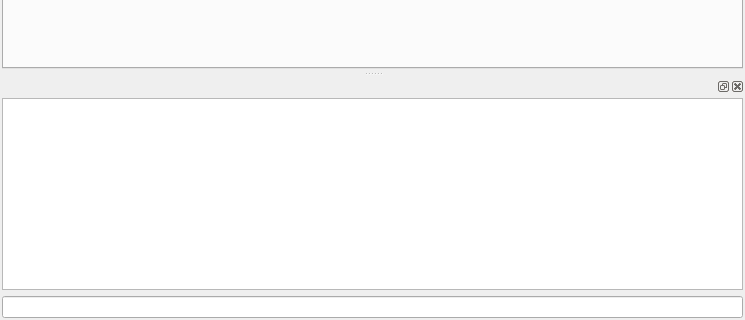
First picture: the form in qtdesigner/main.ui, repository seounghun-chung/PyTestToolPlatform, before the edit; both pictures show x 0 to 745 and y 332 to 652 of the 745 by 652 pixel window.
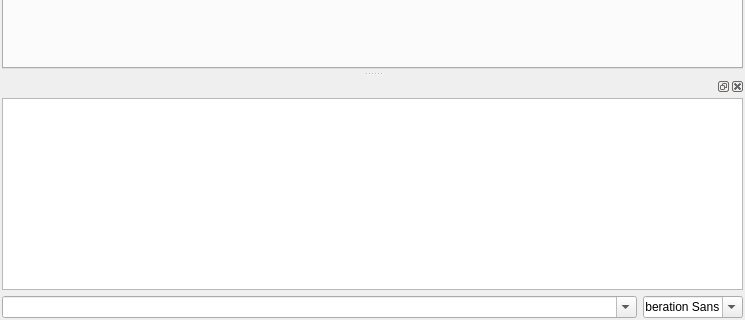
Second picture: the form after the edit. Custom widgets are drawn as their Qt base class.

Commit message: [PyTestToolPlatform] Add console features [desc]   - connect class to console call using singleton   - add script run features

What changed in the file:
```diff
--- a/qtdesigner/main.ui
+++ b/qtdesigner/main.ui
@@ -84,7 +84,31 @@
       <widget class="QTextBrowser" name="textBrowser"/>
      </item>
      <item>
-      <widget class="QLineEdit" name="lineEdit"/>
+      <layout class="QHBoxLayout" name="horizontalLayout">
+       <item>
+        <widget class="QComboBox" name="comboBox">
+         <property name="editable">
+          <bool>true</bool>
+         </property>
+        </widget>
+       </item>
+       <item>
+        <widget class="QFontComboBox" name="fontComboBox">
+         <property name="minimumSize">
+          <size>
+           <width>0</width>
+           <height>0</height>
+          </size>
+         </property>
+         <property name="maximumSize">
+          <size>
+           <width>100</width>
+           <height>16777215</height>
+          </size>
+         </property>
+        </widget>
+       </item>
+      </layout>
      </item>
     </layout>
    </widget>
```
The commit also changes 7 other files.
